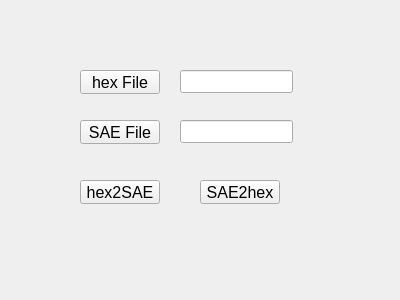
This is UI/h2s/h2s.ui in jelly27th/tools as Qt 5 draws it before an edit. The edited form follows.
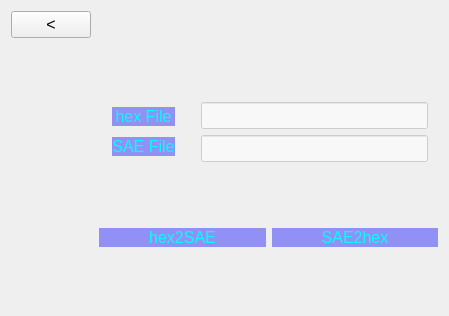
This is the edited form. Icons and pictures are not drawn.

Commit message: add ico and background

Patch:
```diff
--- a/UI/h2s/h2s.ui
+++ b/UI/h2s/h2s.ui
@@ -6,8 +6,8 @@
    <rect>
     <x>0</x>
     <y>0</y>
-    <width>400</width>
-    <height>300</height>
+    <width>449</width>
+    <height>316</height>
    </rect>
   </property>
   <property name="font">
@@ -18,104 +18,236 @@
   <property name="windowTitle">
    <string>hex2SAE</string>
   </property>
-  <widget class="QLineEdit" name="lineEdit_output">
-   <property name="geometry">
-    <rect>
-     <x>180</x>
-     <y>120</y>
-     <width>113</width>
-     <height>23</height>
-    </rect>
-   </property>
-  </widget>
-  <widget class="QPushButton" name="input">
-   <property name="geometry">
-    <rect>
-     <x>80</x>
-     <y>70</y>
-     <width>80</width>
-     <height>24</height>
-    </rect>
-   </property>
-   <property name="font">
-    <font>
-     <pointsize>12</pointsize>
-    </font>
-   </property>
-   <property name="text">
-    <string>hex File</string>
-   </property>
-  </widget>
-  <widget class="QPushButton" name="SAE2hex">
-   <property name="geometry">
-    <rect>
-     <x>200</x>
-     <y>180</y>
-     <width>80</width>
-     <height>24</height>
-    </rect>
-   </property>
-   <property name="font">
-    <font>
-     <pointsize>12</pointsize>
-    </font>
-   </property>
-   <property name="text">
-    <string>SAE2hex</string>
-   </property>
-  </widget>
-  <widget class="QPushButton" name="hex2SAE">
-   <property name="geometry">
-    <rect>
-     <x>80</x>
-     <y>180</y>
-     <width>80</width>
-     <height>24</height>
-    </rect>
-   </property>
-   <property name="font">
-    <font>
-     <pointsize>12</pointsize>
-    </font>
-   </property>
-   <property name="text">
-    <string>hex2SAE</string>
-   </property>
-  </widget>
-  <widget class="QPushButton" name="output">
-   <property name="geometry">
-    <rect>
-     <x>80</x>
-     <y>120</y>
-     <width>80</width>
-     <height>24</height>
-    </rect>
-   </property>
-   <property name="font">
-    <font>
-     <pointsize>12</pointsize>
-    </font>
-   </property>
-   <property name="mouseTracking">
-    <bool>false</bool>
-   </property>
-   <property name="acceptDrops">
-    <bool>true</bool>
-   </property>
-   <property name="text">
-    <string>SAE File</string>
-   </property>
-  </widget>
-  <widget class="QLineEdit" name="lineEdit_input">
-   <property name="geometry">
-    <rect>
-     <x>180</x>
-     <y>70</y>
-     <width>113</width>
-     <height>23</height>
-    </rect>
-   </property>
-  </widget>
+  <property name="autoFillBackground">
+   <bool>false</bool>
+  </property>
+  <property name="styleSheet">
+   <string notr="true">QWidget#h2s{
+border-image: url(:/image/bg.jpg);
+}</string>
+  </property>
+  <layout class="QGridLayout" name="gridLayout_2">
+   <item row="0" column="1">
+    <spacer name="horizontalSpacer">
+     <property name="orientation">
+      <enum>Qt::Horizontal</enum>
+     </property>
+     <property name="sizeHint" stdset="0">
+      <size>
+       <width>40</width>
+       <height>20</height>
+      </size>
+     </property>
+    </spacer>
+   </item>
+   <item row="1" column="1">
+    <layout class="QVBoxLayout" name="verticalLayout_5">
+     <item>
+      <layout class="QHBoxLayout" name="horizontalLayout_2">
+       <property name="leftMargin">
+        <number>5</number>
+       </property>
+       <item>
+        <layout class="QVBoxLayout" name="verticalLayout">
+         <property name="leftMargin">
+          <number>10</number>
+         </property>
+         <property name="topMargin">
+          <number>0</number>
+         </property>
+         <property name="rightMargin">
+          <number>10</number>
+         </property>
+         <item>
+          <widget class="QPushButton" name="input">
+           <property name="sizePolicy">
+            <sizepolicy hsizetype="Preferred" vsizetype="Fixed">
+             <horstretch>0</horstretch>
+             <verstretch>0</verstretch>
+            </sizepolicy>
+           </property>
+           <property name="font">
+            <font>
+             <pointsize>12</pointsize>
+            </font>
+           </property>
+           <property name="styleSheet">
+            <string notr="true">QPushButton#input{
+color: rgba(0, 255,255, 250);background-color: rgba(0,0,255,100);border:none;
+}</string>
+           </property>
+           <property name="text">
+            <string>hex File</string>
+           </property>
+          </widget>
+         </item>
+         <item>
+          <widget class="QPushButton" name="output">
+           <property name="font">
+            <font>
+             <pointsize>12</pointsize>
+            </font>
+           </property>
+           <property name="mouseTracking">
+            <bool>false</bool>
+           </property>
+           <property name="acceptDrops">
+            <bool>true</bool>
+           </property>
+           <property name="styleSheet">
+            <string notr="true">QPushButton#output{
+color: rgba(0, 255,255, 250);background-color: rgba(0,0,255,100);border:none;
+}</string>
+           </property>
+           <property name="text">
+            <string>SAE File</string>
+           </property>
+          </widget>
+         </item>
+        </layout>
+       </item>
+       <item>
+        <layout class="QVBoxLayout" name="verticalLayout_2">
+         <property name="leftMargin">
+          <number>10</number>
+         </property>
+         <property name="topMargin">
+          <number>0</number>
+         </property>
+         <property name="rightMargin">
+          <number>10</number>
+         </property>
+         <item>
+          <widget class="QLineEdit" name="lineEdit_input">
+           <property name="sizePolicy">
+            <sizepolicy hsizetype="Fixed" vsizetype="Fixed">
+             <horstretch>1</horstretch>
+             <verstretch>1</verstretch>
+            </sizepolicy>
+           </property>
+           <property name="maximumSize">
+            <size>
+             <width>500</width>
+             <height>16777215</height>
+            </size>
+           </property>
+           <property name="styleSheet">
+            <string notr="true">QLineEdit#lineEdit_input{
+background-color:rgba(255, 255, 255, 150)
+}</string>
+           </property>
+           <property name="maxLength">
+            <number>32769</number>
+           </property>
+          </widget>
+         </item>
+         <item>
+          <widget class="QLineEdit" name="lineEdit_output">
+           <property name="maximumSize">
+            <size>
+             <width>500</width>
+             <height>16777215</height>
+            </size>
+           </property>
+           <property name="styleSheet">
+            <string notr="true">QLineEdit#lineEdit_output{
+background-color:rgba(255, 255, 255, 150)
+}</string>
+           </property>
+          </widget>
+         </item>
+        </layout>
+       </item>
+      </layout>
+     </item>
+     <item>
+      <layout class="QHBoxLayout" name="horizontalLayout_3">
+       <property name="leftMargin">
+        <number>2</number>
+       </property>
+       <property name="topMargin">
+        <number>2</number>
+       </property>
+       <item>
+        <widget class="QPushButton" name="hex2SAE">
+         <property name="font">
+          <font>
+           <pointsize>12</pointsize>
+          </font>
+         </property>
+         <property name="styleSheet">
+          <string notr="true">QPushButton#hex2SAE{
+color: rgba(0, 255,255, 250);background-color: rgba(0,0,255,100);border:none;
+}</string>
+         </property>
+         <property name="text">
+          <string>hex2SAE</string>
+         </property>
+        </widget>
+       </item>
+       <item>
+        <widget class="QPushButton" name="SAE2hex">
+         <property name="font">
+          <font>
+           <pointsize>12</pointsize>
+          </font>
+         </property>
+         <property name="styleSheet">
+          <string notr="true">QPushButton#SAE2hex{
+color: rgba(0, 255,255, 250);background-color: rgba(0,0,255,100);border:none;
+}</string>
+         </property>
+         <property name="text">
+          <string>SAE2hex</string>
+         </property>
+        </widget>
+       </item>
+      </layout>
+     </item>
+    </layout>
+   </item>
+   <item row="0" column="0">
+    <widget class="QPushButton" name="Return">
+     <property name="sizePolicy">
+      <sizepolicy hsizetype="Fixed" vsizetype="Fixed">
+       <horstretch>0</horstretch>
+       <verstretch>0</verstretch>
+      </sizepolicy>
+     </property>
+     <property name="minimumSize">
+      <size>
+       <width>0</width>
+       <height>0</height>
+      </size>
+     </property>
+     <property name="layoutDirection">
+      <enum>Qt::LeftToRight</enum>
+     </property>
+     <property name="text">
+      <string>&lt;</string>
+     </property>
+     <property name="iconSize">
+      <size>
+       <width>8</width>
+       <height>8</height>
+      </size>
+     </property>
+    </widget>
+   </item>
+   <item row="1" column="0">
+    <spacer name="verticalSpacer">
+     <property name="orientation">
+      <enum>Qt::Vertical</enum>
+     </property>
+     <property name="sizeHint" stdset="0">
+      <size>
+       <width>20</width>
+       <height>40</height>
+      </size>
+     </property>
+    </spacer>
+   </item>
+  </layout>
  </widget>
  <resources/>
  <connections/>
```
The commit also changes 14 other files.
